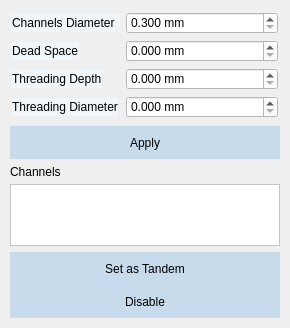
This is src/windows/ui/channels_view.ui in brachify/brachify as Qt 5 draws it before an edit. The edited form follows.
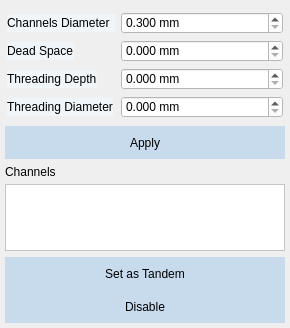
This is the edited form.

Commit message: set view spacings

What changed in the file:
```diff
--- a/src/windows/ui/channels_view.ui
+++ b/src/windows/ui/channels_view.ui
@@ -36,16 +36,16 @@
   </property>
   <layout class="QVBoxLayout" name="verticalLayout">
    <property name="leftMargin">
-    <number>10</number>
+    <number>5</number>
    </property>
    <property name="topMargin">
     <number>10</number>
    </property>
    <property name="rightMargin">
-    <number>10</number>
+    <number>5</number>
    </property>
    <property name="bottomMargin">
-    <number>10</number>
+    <number>5</number>
    </property>
    <item>
     <layout class="QGridLayout" name="gridLayout">
```
The commit also changes 6 other files.
